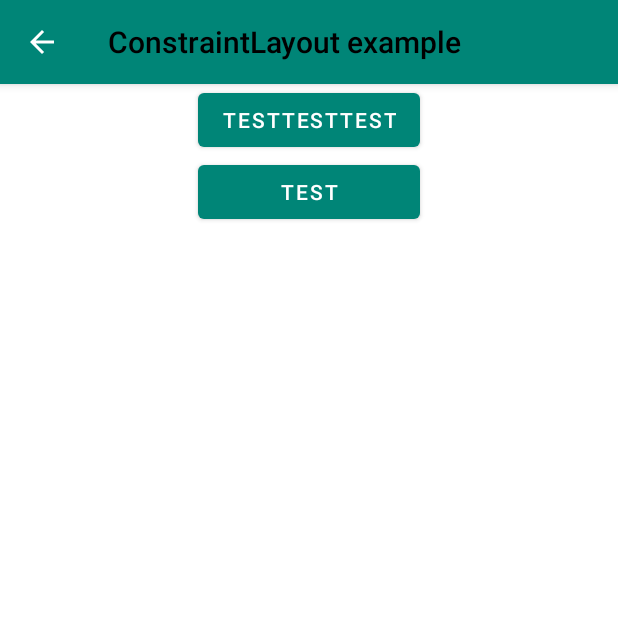
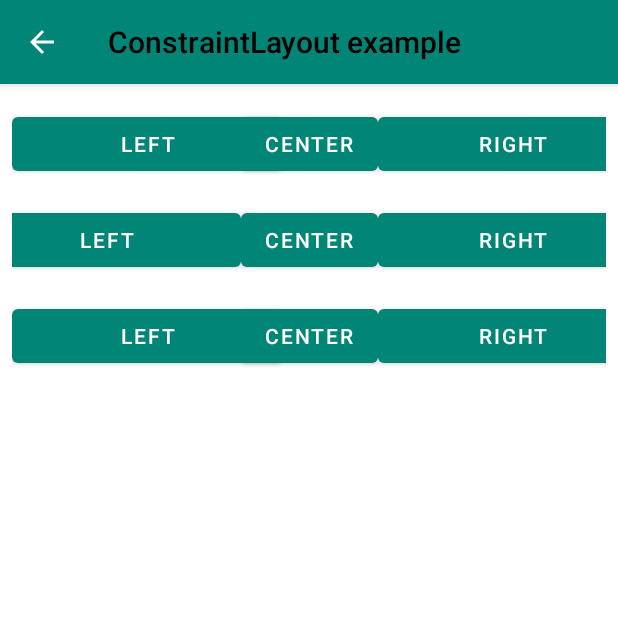
Before and after one commit to satoshun-android-example/ConstraintLayout, an Android app: the TrimExpandedViewActivity screen opened directly, with no data from a screen before it, on a phone screen of 412 x 824 dp, the top half of it. Run offline under Robolectric (Android 15) with nearby library versions, the phone set to English and light mode, and no system bars; our stand-ins replace data binding.

Commit message:
not perfect

```diff
--- a/app/src/main/res/layout/trim_view_act.xml
+++ b/app/src/main/res/layout/trim_view_act.xml
@@ -1,7 +1,8 @@
 <?xml version="1.0" encoding="utf-8"?>
 <layout xmlns:android="http://schemas.android.com/apk/res/android"
   xmlns:app="http://schemas.android.com/apk/res-auto"
-  xmlns:tools="http://schemas.android.com/tools">
+  xmlns:tools="http://schemas.android.com/tools"
+  tools:ignore="HardcodedText">
 
   <androidx.coordinatorlayout.widget.CoordinatorLayout
     android:id="@+id/coordinator"
@@ -24,43 +25,119 @@
         app:titleTextColor="@android:color/black" />
     </com.google.android.material.appbar.AppBarLayout>
 
+    <LinearLayout
+      android:layout_width="match_parent"
+      android:layout_height="wrap_content"
+      android:layout_marginStart="8dp"
+      android:layout_marginTop="16dp"
+      android:layout_marginEnd="8dp"
+      android:orientation="vertical"
+      app:layout_behavior="@string/appbar_scrolling_view_behavior">
+
       <androidx.constraintlayout.widget.ConstraintLayout
         android:layout_width="match_parent"
-      android:layout_height="120dp"
-      app:layout_behavior="@string/appbar_scrolling_view_behavior">
+        android:layout_height="wrap_content">
 
         <Button
-        android:id="@+id/top_bottom"
+          android:id="@+id/left"
+          android:layout_width="180dp"
+          android:layout_height="wrap_content"
+          android:text="LEFT"
+          app:layout_constraintStart_toEndOf="@id/center"
+          app:layout_constraintStart_toStartOf="parent"
+          app:layout_constraintTop_toTopOf="parent" />
+
+        <Button
+          android:id="@+id/center"
           android:layout_width="wrap_content"
           android:layout_height="wrap_content"
-        android:text="TESTTESTTEST"
+          android:text="CENTER"
+          app:layout_constraintBottom_toBottomOf="@id/left"
+          app:layout_constraintEnd_toStartOf="@id/right"
+          app:layout_constraintStart_toEndOf="@id/left"
+          app:layout_constraintTop_toTopOf="@id/left" />
+
+        <Button
+          android:id="@+id/right"
+          android:layout_width="180dp"
+          android:layout_height="wrap_content"
+          android:text="RIGHT"
+          app:layout_constraintBottom_toBottomOf="@id/center"
+          app:layout_constraintEnd_toEndOf="parent"
+          app:layout_constraintStart_toEndOf="@id/center"
+          app:layout_constraintTop_toTopOf="@id/center" />
+      </androidx.constraintlayout.widget.ConstraintLayout>
+
+      <androidx.constraintlayout.widget.ConstraintLayout
+        android:layout_width="match_parent"
+        android:layout_height="wrap_content"
+        android:layout_marginTop="16dp">
+
+        <androidx.constraintlayout.helper.widget.Flow
+          android:id="@+id/flow"
+          android:layout_width="wrap_content"
+          android:layout_height="wrap_content"
+          android:orientation="vertical"
+          app:constraint_referenced_ids="left2,center2,right2"
+          app:flow_maxElementsWrap="1"
+          app:flow_wrapMode="aligned"
           app:layout_constraintEnd_toEndOf="parent"
           app:layout_constraintStart_toStartOf="parent"
-        app:layout_constraintTop_toTopOf="parent"
-        tools:visibility="gone" />
+          app:layout_constraintTop_toTopOf="parent" />
 
-      <androidx.constraintlayout.widget.Barrier
-        android:id="@+id/start"
+        <Button
+          android:id="@+id/left2"
+          android:layout_width="180dp"
+          android:layout_height="wrap_content"
+          android:text="LEFT" />
+
+        <Button
+          android:id="@+id/center2"
           android:layout_width="wrap_content"
           android:layout_height="wrap_content"
-        app:barrierDirection="start"
-        app:constraint_referenced_ids="top_bottom" />
+          android:text="CENTER" />
 
-      <androidx.constraintlayout.widget.Barrier
-        android:id="@+id/end"
+        <Button
+          android:id="@+id/right2"
+          android:layout_width="180dp"
+          android:layout_height="wrap_content"
+          android:text="RIGHT" />
+      </androidx.constraintlayout.widget.ConstraintLayout>
+
+      <androidx.constraintlayout.widget.ConstraintLayout
+        android:layout_width="match_parent"
+        android:layout_height="wrap_content"
+        android:layout_marginTop="16dp">
+
+        <Button
+          android:id="@+id/left3"
+          android:layout_width="180dp"
+          android:layout_height="wrap_content"
+          android:text="LEFT"
+          app:layout_constraintStart_toEndOf="@id/center3"
+          app:layout_constraintStart_toStartOf="parent"
+          app:layout_constraintTop_toTopOf="parent" />
+
+        <Button
+          android:id="@+id/center3"
           android:layout_width="wrap_content"
           android:layout_height="wrap_content"
-        app:barrierDirection="end"
-        app:constraint_referenced_ids="top_bottom" />
+          android:text="CENTER"
+          app:layout_constraintBottom_toBottomOf="@id/left3"
+          app:layout_constraintEnd_toStartOf="@id/right3"
+          app:layout_constraintStart_toEndOf="@id/left3"
+          app:layout_constraintTop_toTopOf="@id/left3" />
 
         <Button
-        android:id="@+id/second_bottom"
-        android:layout_width="0dp"
+          android:id="@+id/right3"
+          android:layout_width="180dp"
           android:layout_height="wrap_content"
-        android:text="TEST"
-        app:layout_constraintEnd_toEndOf="@id/end"
-        app:layout_constraintStart_toStartOf="@id/start"
-        app:layout_constraintTop_toBottomOf="@id/top_bottom" />
+          android:text="RIGHT"
+          app:layout_constraintBottom_toBottomOf="@id/center3"
+          app:layout_constraintEnd_toEndOf="parent"
+          app:layout_constraintStart_toEndOf="@id/center3"
+          app:layout_constraintTop_toTopOf="@id/center3" />
       </androidx.constraintlayout.widget.ConstraintLayout>
+    </LinearLayout>
   </androidx.coordinatorlayout.widget.CoordinatorLayout>
 </layout>
```
Lines whose indentation alone changed are shown as unchanged.
